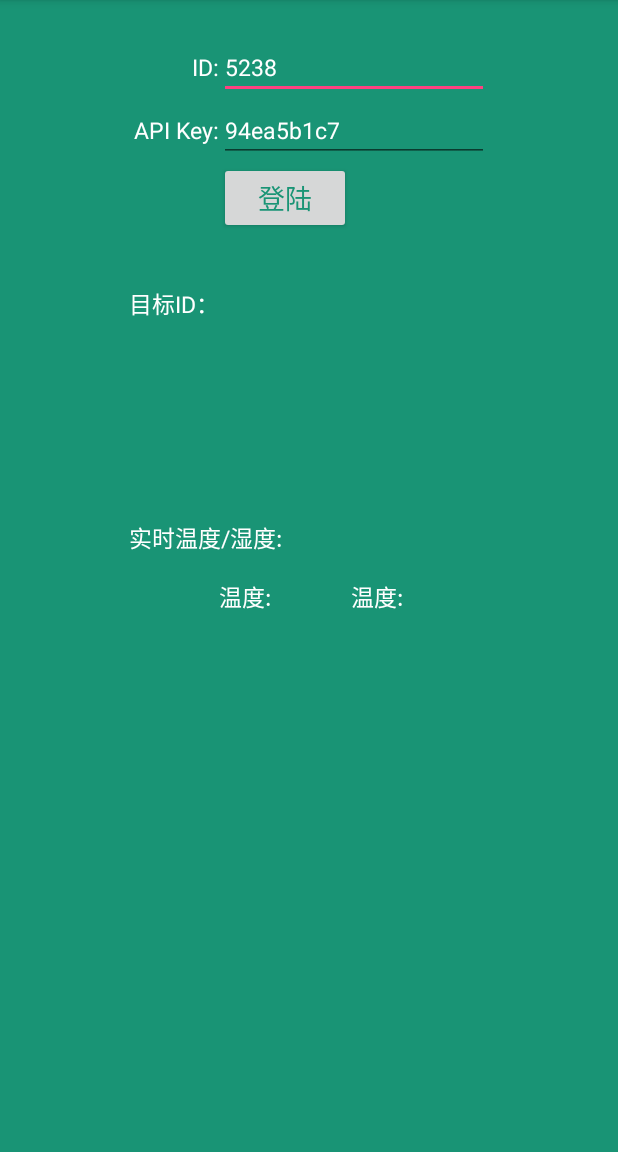
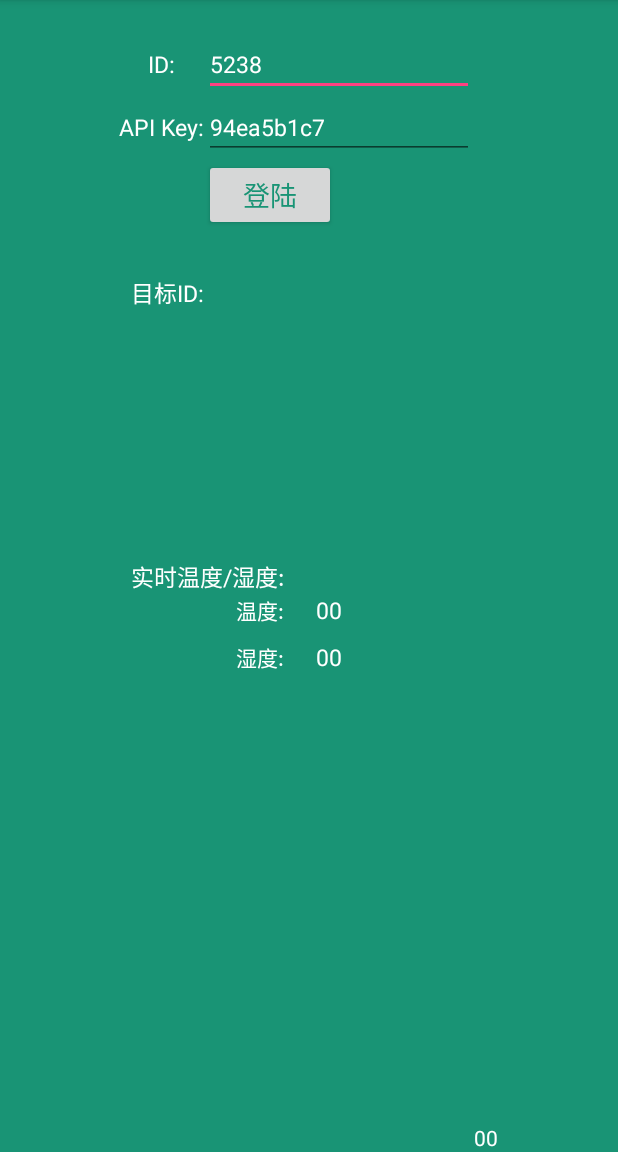
Before and after one commit to Braycep/NodeMCU, an Android app: the screen it shows after launch (MainActivity), on a phone screen of 412 x 824 dp, the part 84-1236 px from its top. Run offline under Robolectric (Android 15) with nearby library versions, the phone set to English and light mode, and no system bars.

Commit message:
simplify the code

```diff
--- a/app/src/main/res/layout/activity_main.xml
+++ b/app/src/main/res/layout/activity_main.xml
@@ -10,10 +10,12 @@
         android:id="@+id/tv_id"
         android:layout_width="wrap_content"
         android:layout_height="wrap_content"
+        android:layout_alignLeft="@+id/textView1"
         android:layout_alignParentTop="true"
-        android:layout_marginTop="34dp"
-        android:layout_toLeftOf="@+id/et_id"
-        android:layout_toStartOf="@+id/et_id"
+        android:layout_alignStart="@+id/textView1"
+        android:layout_marginLeft="11dp"
+        android:layout_marginStart="11dp"
+        android:layout_marginTop="32dp"
         android:text="@string/id"
         android:textColor="#FFF"
         android:textSize="15sp" />
@@ -26,9 +28,9 @@
         android:layout_alignBottom="@+id/tv_id"
         android:layout_centerHorizontal="true"
         android:ems="10"
-        android:hint="5238"
+        android:hint="@string/def_id"
         android:inputType="number"
-        android:text="5238"
+        android:text="@string/def_id"
         android:textColor="#FFF"
         android:textSize="15sp" />
 
@@ -52,10 +54,10 @@
         android:layout_alignRight="@+id/et_id"
         android:layout_below="@+id/et_id"
         android:ems="10"
-        android:hint="94ea5b1c7"
-        android:text="94ea5b1c7"
+        android:hint="@string/def_key"
+        android:text="@string/def_key"
         android:textColor="#FFF"
-        android:textSize="15sp"></EditText>
+        android:textSize="15sp"/>
 
     <Button
         android:id="@+id/btn_login"
@@ -83,8 +85,8 @@
         android:id="@+id/textView1"
         android:layout_width="wrap_content"
         android:layout_height="wrap_content"
-        android:layout_alignBaseline="@+id/et_tid"
-        android:layout_alignBottom="@+id/et_tid"
+        android:layout_below="@+id/btn_login"
+        android:layout_marginTop="29dp"
         android:layout_toLeftOf="@+id/et_tid"
         android:layout_toStartOf="@+id/et_tid"
         android:text="@string/tid"
@@ -95,14 +97,14 @@
         android:id="@+id/et_tid"
         android:layout_width="wrap_content"
         android:layout_height="wrap_content"
+        android:layout_alignBaseline="@+id/textView1"
+        android:layout_alignBottom="@+id/textView1"
         android:layout_alignLeft="@+id/btn_login"
         android:layout_alignStart="@+id/btn_login"
-        android:layout_below="@+id/btn_login"
-        android:layout_marginTop="26dp"
         android:ems="10"
-        android:hint="5141"
+        android:hint="@string/def_tid"
         android:inputType="number"
-        android:text="5141"
+        android:text="@string/def_tid"
         android:textColor="#FFF"
         android:textSize="15sp" />
 
@@ -113,6 +115,7 @@
         android:layout_alignLeft="@+id/et_tid"
         android:layout_alignStart="@+id/et_tid"
         android:layout_below="@+id/et_tid"
+        android:layout_marginTop="21dp"
         android:text="@string/query"
         android:textColor="#199475"
         android:textSize="18sp" />
@@ -126,7 +129,7 @@
         android:layout_below="@+id/btn_query"
         android:layout_marginTop="15dp"
         android:text="@string/led"
-        android:textColor="#f17c67"
+        android:textColor="#FFF"
         android:textSize="18sp" />
 
     <TextView
@@ -136,7 +139,7 @@
         android:layout_alignLeft="@+id/textView1"
         android:layout_alignStart="@+id/textView1"
         android:layout_below="@+id/switch1"
-        android:layout_marginTop="32dp"
+        android:layout_marginTop="44dp"
         android:text="@string/etxInfo"
         android:textColor="#FFF"
         android:textSize="15sp" />
@@ -145,36 +148,65 @@
         android:id="@+id/tv_t"
         android:layout_width="wrap_content"
         android:layout_height="wrap_content"
-        android:layout_alignLeft="@+id/switch1"
-        android:layout_alignStart="@+id/switch1"
         android:layout_below="@+id/tv_extInfo"
-        android:layout_marginTop="16dp"
+        android:layout_toLeftOf="@+id/btn_logout"
+        android:layout_toStartOf="@+id/btn_logout"
+        android:text="@string/def_t_h"
         android:textColor="#FFF"
-        android:textSize="15sp"
-        android:text="@string/t" />
+        android:textSize="15sp" />
 
     <TextView
         android:id="@+id/tv_h"
         android:layout_width="wrap_content"
         android:layout_height="wrap_content"
-        android:layout_alignBaseline="@+id/tv_t"
-        android:layout_alignBottom="@+id/tv_t"
-        android:layout_toEndOf="@+id/btn_login"
-        android:layout_toRightOf="@+id/btn_login"
+        android:layout_alignLeft="@+id/tv_t"
+        android:layout_alignStart="@+id/tv_t"
+        android:layout_below="@+id/tv_t"
+        android:layout_marginTop="10dp"
+        android:text="@string/def_t_h"
         android:textColor="#FFF"
-        android:textSize="15sp"
-        android:text="@string/t" />
+        android:textSize="15sp" />
 
     <Switch
         android:id="@+id/switch2"
         android:layout_width="wrap_content"
         android:layout_height="wrap_content"
-        android:layout_alignBaseline="@+id/tv_extInfo"
-        android:layout_alignBottom="@+id/tv_extInfo"
-        android:layout_toEndOf="@+id/switch1"
-        android:layout_toRightOf="@+id/switch1"
-        android:textColor="#f17c67"
-        android:textSize="18sp"
-        android:text="show" />
+        android:layout_alignEnd="@+id/switch1"
+        android:layout_alignRight="@+id/switch1"
+        android:layout_below="@+id/switch1"
+        android:layout_marginTop="7dp"
+        android:text="T/H"
+        android:textColor="#FFF"
+        android:textSize="18sp" />
+
+    <TextView
+        android:id="@+id/tv_time"
+        android:layout_width="wrap_content"
+        android:layout_height="wrap_content"
+        android:layout_alignParentBottom="true"
+        android:layout_toEndOf="@+id/et_tid"
+        android:layout_toRightOf="@+id/et_tid"
+        android:text="00"
+        android:textColor="#FFF" />
+
+    <TextView
+        android:id="@+id/tv_t_info"
+        android:layout_width="wrap_content"
+        android:layout_height="wrap_content"
+        android:layout_alignBottom="@+id/tv_t"
+        android:layout_alignEnd="@+id/tv_extInfo"
+        android:layout_alignRight="@+id/tv_extInfo"
+        android:text="@string/t"
+        android:textColor="#FFF" />
+
+    <TextView
+        android:id="@+id/tv_h_info"
+        android:layout_width="wrap_content"
+        android:layout_height="wrap_content"
+        android:layout_alignBottom="@+id/tv_h"
+        android:layout_alignEnd="@+id/tv_extInfo"
+        android:layout_alignRight="@+id/tv_extInfo"
+        android:text="@string/h"
+        android:textColor="#FFF" />
 
 </RelativeLayout>
--- a/app/src/main/res/values/strings.xml
+++ b/app/src/main/res/values/strings.xml
@@ -2,7 +2,7 @@
     <string name="app_name">NodeMCU</string>
     <string name="id">ID:</string>
     <string name="key">API Key:</string>
-    <string name="tid">目标ID：</string>
+    <string name="tid">目标ID:</string>
     <string name="login">登陆</string>
     <string name="logout">注销</string>
     <string name="query">设置目标设备ID</string>
@@ -10,4 +10,8 @@
     <string name="etxInfo">实时温度/湿度:</string>
     <string name="t">温度:</string>
     <string name="h">湿度:</string>
+    <string name="def_t_h">00</string>
+    <string name="def_id">5238</string>
+    <string name="def_key">94ea5b1c7</string>
+    <string name="def_tid">5141</string>
 </resources>
```
Also changed, not shown: app/src/main/java/top/braycep/nodemcu/MainActivity.java (+85 -66 lines), app/src/main/java/top/braycep/nodemcu/utils/KeepAlive.java (+3 -8 lines), app/src/main/java/top/braycep/nodemcu/utils/Utils.java (+88 -114 lines).
